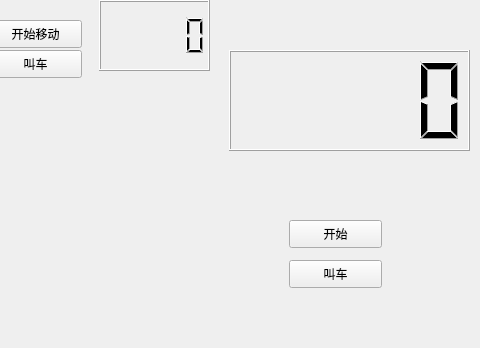
This is source/widget.ui in Nocturne228/ddmap as Qt 5 draws it before an edit; both pictures show x 951 to 1431 and y 0 to 348 of the 1431 by 800 pixel window. The edited form follows.
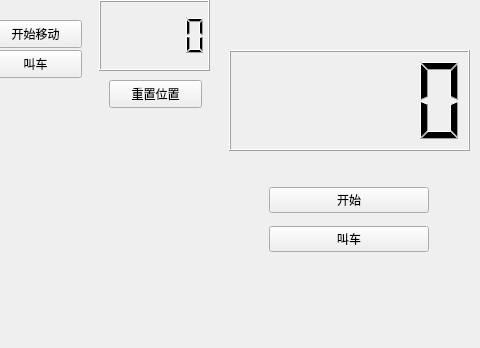
This is the edited form. Custom widgets are drawn as their Qt base class.

```diff
--- a/source/widget.ui
+++ b/source/widget.ui
@@ -324,19 +324,19 @@
      <string>叫车</string>
     </property>
    </widget>
-  </widget>
-  <widget class="QPushButton" name="StartButton">
+   <widget class="QPushButton" name="ResetPos_Button">
    <property name="geometry">
     <rect>
-     <x>1240</x>
-     <y>220</y>
+      <x>1060</x>
+      <y>80</y>
      <width>93</width>
      <height>28</height>
     </rect>
    </property>
    <property name="text">
-    <string>开始</string>
-   </property>
+     <string>重置位置</string>
+    </property>
+   </widget>
   </widget>
   <widget class="QWidget" name="horizontalLayoutWidget_3">
    <property name="geometry">
@@ -392,18 +392,31 @@
     </rect>
    </property>
   </widget>
+  <widget class="QWidget" name="verticalLayoutWidget">
+   <property name="geometry">
+    <rect>
+     <x>1220</x>
+     <y>180</y>
+     <width>160</width>
+     <height>80</height>
+    </rect>
+   </property>
+   <layout class="QVBoxLayout" name="verticalLayout">
+    <item>
+     <widget class="QPushButton" name="StartButton">
+      <property name="text">
+       <string>开始</string>
+      </property>
+     </widget>
+    </item>
+    <item>
   <widget class="QPushButton" name="CallCarButton">
-   <property name="geometry">
-    <rect>
-     <x>1240</x>
-     <y>260</y>
-     <width>93</width>
-     <height>28</height>
-    </rect>
-   </property>
    <property name="text">
     <string>叫车</string>
    </property>
+     </widget>
+    </item>
+   </layout>
   </widget>
  </widget>
  <customwidgets>
```
Lines whose indentation alone changed are shown as unchanged.
